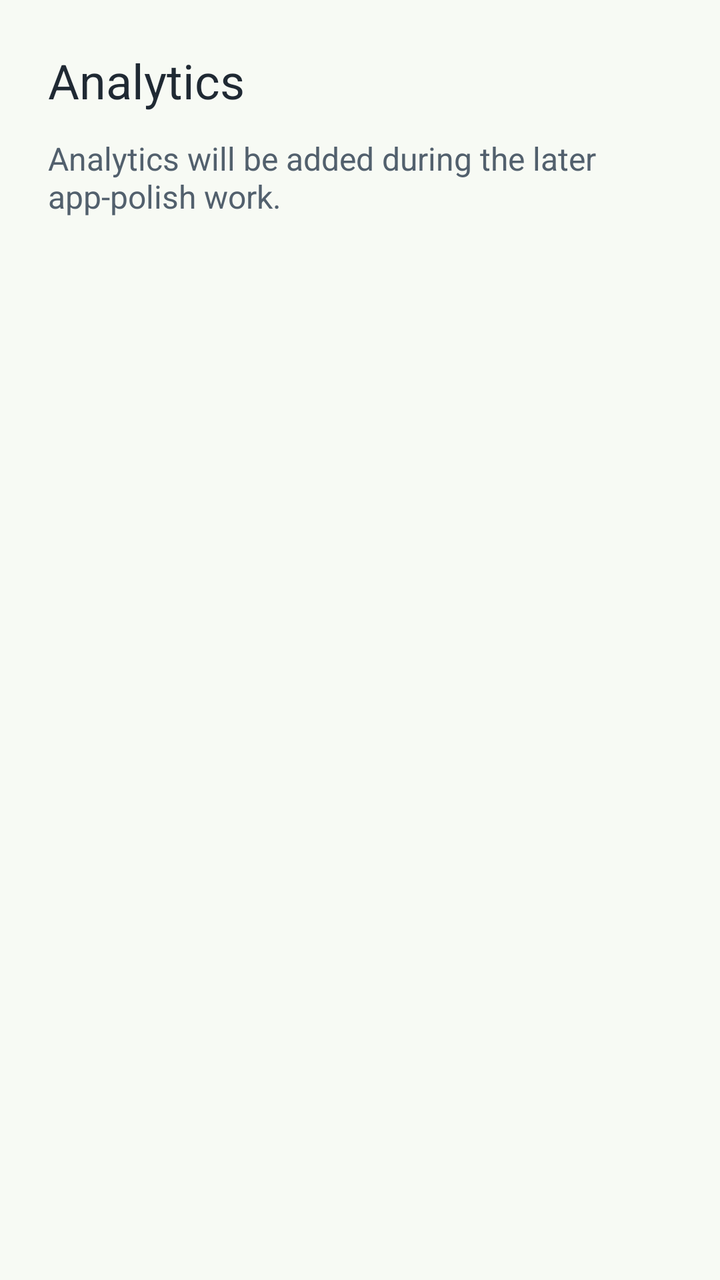
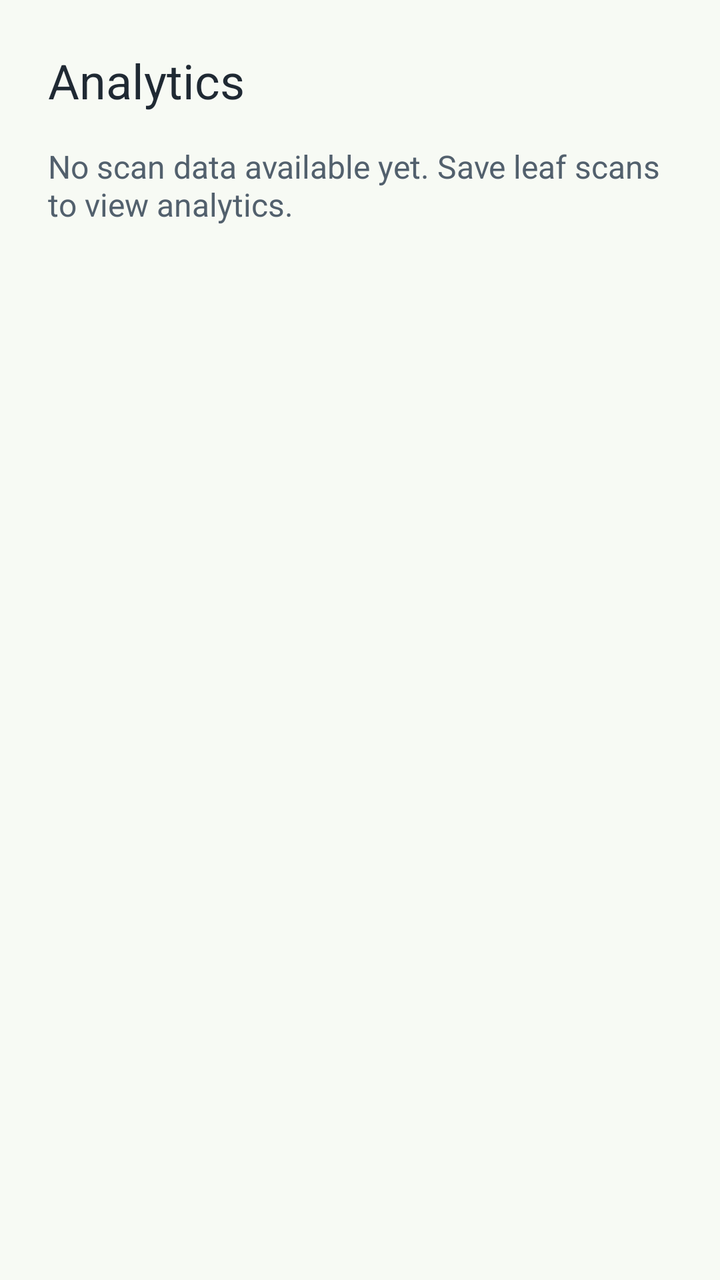

Two renders of the same Android screen: before a commit and after it. Below are the layout's source before the change and the commit's diff.
<!-- AndroidManifest.xml: application theme Theme.Cropora -->
<!-- res/layout/activity_analytics.xml -->
<?xml version="1.0" encoding="utf-8"?>
<LinearLayout xmlns:android="http://schemas.android.com/apk/res/android"
    android:layout_width="match_parent"
    android:layout_height="match_parent"
    android:orientation="vertical"
    android:padding="24dp"
    android:background="@color/screen_background">

    <TextView
        android:id="@+id/textAnalyticsTitle"
        android:layout_width="match_parent"
        android:layout_height="wrap_content"
        android:text="@string/analytics_title"
        android:textColor="@color/text_primary"
        android:textSize="24sp" />

    <TextView
        android:id="@+id/textAnalyticsPlaceholder"
        android:layout_width="match_parent"
        android:layout_height="wrap_content"
        android:layout_marginTop="12dp"
        android:text="@string/placeholder_analytics"
        android:textColor="@color/text_secondary"
        android:textSize="16sp" />

</LinearLayout>
<!-- resources referenced by this layout -->
<resources>
  <color name="screen_background">#F7FAF4</color>
  <color name="text_primary">#1F2933</color>
  <color name="text_secondary">#52606D</color>
  <string name="analytics_title">Analytics</string>
  <string name="placeholder_analytics">Analytics will be added during the later app-polish work.</string>
  <style name="Theme.Cropora" parent="Theme.MaterialComponents.DayNight.DarkActionBar">
          <item name="colorPrimary">@color/leaf_green</item>
          <item name="colorPrimaryDark">@color/leaf_green_dark</item>
          <item name="colorAccent">@color/leaf_green</item>
          <item name="android:windowBackground">@color/screen_background</item>
      </style>
  <color name="leaf_green">#2E7D32</color>
  <color name="leaf_green_dark">#1B5E20</color>
</resources>

<!-- the commit's change to res/layout/activity_analytics.xml (unified diff, before → after) -->
@@ -1,26 +1,105 @@
 <?xml version="1.0" encoding="utf-8"?>
-<LinearLayout xmlns:android="http://schemas.android.com/apk/res/android"
+<ScrollView xmlns:android="http://schemas.android.com/apk/res/android"
     android:layout_width="match_parent"
     android:layout_height="match_parent"
-    android:orientation="vertical"
-    android:padding="24dp"
+    android:fillViewport="true"
     android:background="@color/screen_background">
 
-    <TextView
-        android:id="@+id/textAnalyticsTitle"
+    <LinearLayout
         android:layout_width="match_parent"
         android:layout_height="wrap_content"
-        android:text="@string/analytics_title"
-        android:textColor="@color/text_primary"
-        android:textSize="24sp" />
+        android:orientation="vertical"
+        android:padding="24dp">
 
-    <TextView
-        android:id="@+id/textAnalyticsPlaceholder"
-        android:layout_width="match_parent"
-        android:layout_height="wrap_content"
-        android:layout_marginTop="12dp"
-        android:text="@string/placeholder_analytics"
-        android:textColor="@color/text_secondary"
-        android:textSize="16sp" />
+        <TextView
+            android:id="@+id/textAnalyticsTitle"
+            android:layout_width="match_parent"
+            android:layout_height="wrap_content"
+            android:text="@string/analytics_title"
+            android:textColor="@color/text_primary"
+            android:textSize="24sp" />
 
-</LinearLayout>
+        <TextView
+            android:id="@+id/textAnalyticsPlaceholder"
+            android:layout_width="match_parent"
+            android:layout_height="wrap_content"
+            android:visibility="gone" />
+
+        <TextView
+            android:id="@+id/textAnalyticsEmpty"
+            android:layout_width="match_parent"
+            android:layout_height="wrap_content"
+            android:layout_marginTop="16dp"
+            android:text="@string/analytics_empty"
+            android:textColor="@color/text_secondary"
+            android:textSize="16sp" />
+
+        <LinearLayout
+            android:id="@+id/layoutAnalyticsContent"
+            android:layout_width="match_parent"
+            android:layout_height="wrap_content"
+            android:layout_marginTop="16dp"
+            android:background="@color/leaf_surface"
+            android:orientation="vertical"
+            android:padding="16dp"
+            android:visibility="gone">
+
+            <TextView
+                android:id="@+id/textTotalScans"
+                android:layout_width="match_parent"
+                android:layout_height="wrap_content"
+                android:textColor="@color/text_primary"
+                android:textSize="16sp" />
+
+            <TextView
+                android:id="@+id/textHealthyScans"
+                android:layout_width="match_parent"
+                android:layout_height="wrap_content"
+                android:layout_marginTop="8dp"
+                android:textColor="@color/text_primary"
+                android:textSize="16sp" />
+
+            <TextView
+                android:id="@+id/textDiseasedScans"
+                android:layout_width="match_parent"
+                android:layout_height="wrap_content"
+                android:layout_marginTop="8dp"
+                android:textColor="@color/text_primary"
+                android:textSize="16sp" />
+
+            <TextView
+                android:id="@+id/textAverageConfidence"
+                android:layout_width="match_parent"
+                android:layout_height="wrap_content"
+                android:layout_marginTop="8dp"
+                android:textColor="@color/text_primary"
+                android:textSize="16sp" />
+
+            <TextView
+                android:id="@+id/textUncertainScans"
+                android:layout_width="match_parent"
+                android:layout_height="wrap_content"
+                android:layout_marginTop="8dp"
+                android:textColor="@color/text_primary"
+                android:textSize="16sp" />
+
+            <TextView
+                android:id="@+id/textLocationScans"
+                android:layout_width="match_parent"
+                android:layout_height="wrap_content"
+                android:layout_marginTop="8dp"
+                android:textColor="@color/text_primary"
+                android:textSize="16sp" />
+
+            <TextView
+                android:id="@+id/textTopDisease"
+                android:layout_width="match_parent"
+                android:layout_height="wrap_content"
+                android:layout_marginTop="8dp"
+                android:textColor="@color/text_primary"
+                android:textSize="16sp" />
+
+        </LinearLayout>
+
+    </LinearLayout>
+</ScrollView>
<!-- resource entries referenced after the edit -->
@@ -1,10 +1,11 @@
 <!-- resources referenced by this layout -->
 <resources>
+  <color name="leaf_surface">#E8F5E9</color>
   <color name="screen_background">#F7FAF4</color>
   <color name="text_primary">#1F2933</color>
   <color name="text_secondary">#52606D</color>
+  <string name="analytics_empty">No scan data available yet. Save leaf scans to view analytics.</string>
   <string name="analytics_title">Analytics</string>
-  <string name="placeholder_analytics">Analytics will be added during the later app-polish work.</string>
   <style name="Theme.Cropora" parent="Theme.MaterialComponents.DayNight.DarkActionBar">
           <item name="colorPrimary">@color/leaf_green</item>
           <item name="colorPrimaryDark">@color/leaf_green_dark</item>
